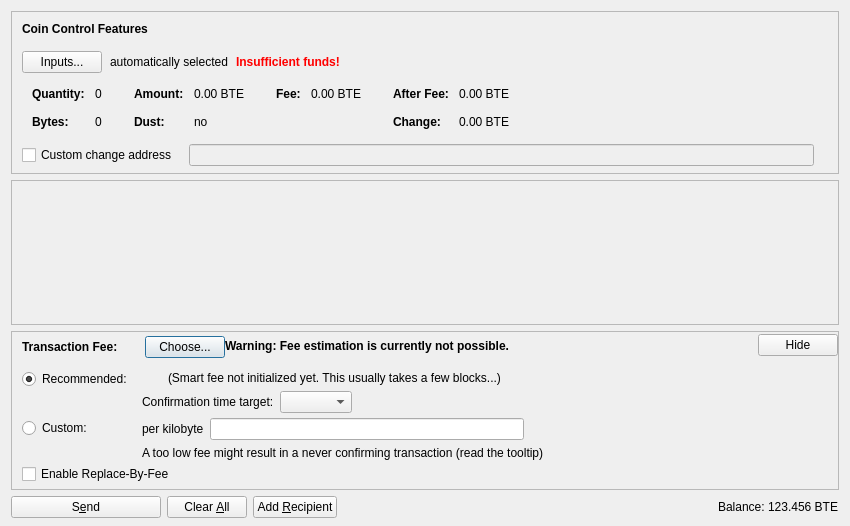
bitweb-project/bitweb, file src/qt/forms/sendcoinsdialog.ui: the form before one commit.
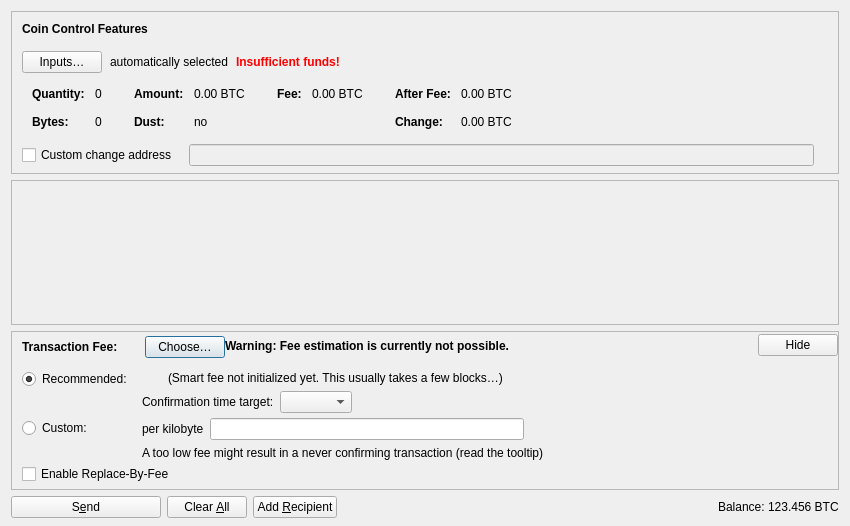
The form after the commit. Icons and pictures are not drawn. Custom widgets are drawn as their Qt base class.

The edit to the form file:
```diff
--- a/src/qt/forms/sendcoinsdialog.ui
+++ b/src/qt/forms/sendcoinsdialog.ui
@@ -107,7 +107,7 @@
              <string notr="true"/>
             </property>
             <property name="text">
-             <string>Inputs...</string>
+             <string>Inputs…</string>
             </property>
             <property name="autoDefault">
              <bool>false</bool>
@@ -324,7 +324,7 @@
                   <enum>Qt::ActionsContextMenu</enum>
                  </property>
                  <property name="text">
-                  <string notr="true">0.00 BTE</string>
+                  <string notr="true">0.00 BTC</string>
                  </property>
                  <property name="textInteractionFlags">
                   <set>Qt::LinksAccessibleByMouse|Qt::TextSelectableByKeyboard|Qt::TextSelectableByMouse</set>
@@ -404,7 +404,7 @@
                   <enum>Qt::ActionsContextMenu</enum>
                  </property>
                  <property name="text">
-                  <string notr="true">0.00 BTE</string>
+                  <string notr="true">0.00 BTC</string>
                  </property>
                  <property name="textInteractionFlags">
                   <set>Qt::LinksAccessibleByMouse|Qt::TextSelectableByKeyboard|Qt::TextSelectableByMouse</set>
@@ -455,7 +455,7 @@
                   <enum>Qt::ActionsContextMenu</enum>
                  </property>
                  <property name="text">
-                  <string notr="true">0.00 BTE</string>
+                  <string notr="true">0.00 BTC</string>
                  </property>
                  <property name="textInteractionFlags">
                   <set>Qt::LinksAccessibleByMouse|Qt::TextSelectableByKeyboard|Qt::TextSelectableByMouse</set>
@@ -484,7 +484,7 @@
                   <enum>Qt::ActionsContextMenu</enum>
                  </property>
                  <property name="text">
-                  <string notr="true">0.00 BTE</string>
+                  <string notr="true">0.00 BTC</string>
                  </property>
                  <property name="textInteractionFlags">
                   <set>Qt::LinksAccessibleByMouse|Qt::TextSelectableByKeyboard|Qt::TextSelectableByMouse</set>
@@ -738,7 +738,7 @@
               <item>
                <widget class="QPushButton" name="buttonChooseFee">
                 <property name="text">
-                 <string>Choose...</string>
+                 <string>Choose…</string>
                 </property>
                </widget>
               </item>
@@ -991,7 +991,7 @@
                  <item>
                   <widget class="QLabel" name="labelSmartFee2">
                    <property name="text">
-                    <string>(Smart fee not initialized yet. This usually takes a few blocks...)</string>
+                    <string>(Smart fee not initialized yet. This usually takes a few blocks…)</string>
                    </property>
                   </widget>
                  </item>
@@ -1214,7 +1214,7 @@
           <cursorShape>IBeamCursor</cursorShape>
          </property>
          <property name="text">
-          <string notr="true">123.456 BTE</string>
+          <string notr="true">123.456 BTC</string>
          </property>
          <property name="textInteractionFlags">
           <set>Qt::LinksAccessibleByMouse|Qt::TextSelectableByKeyboard|Qt::TextSelectableByMouse</set>
```
Left out of the diff: 4 changed lines with no effect on the pictures.
